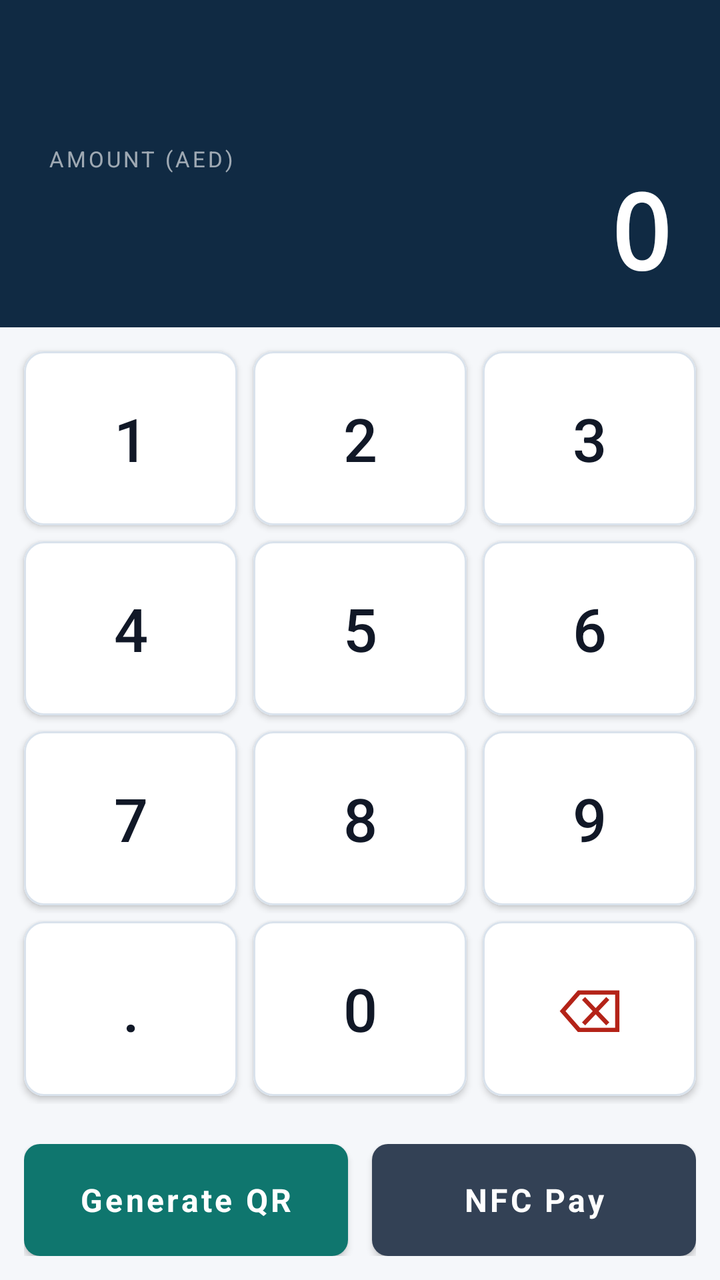
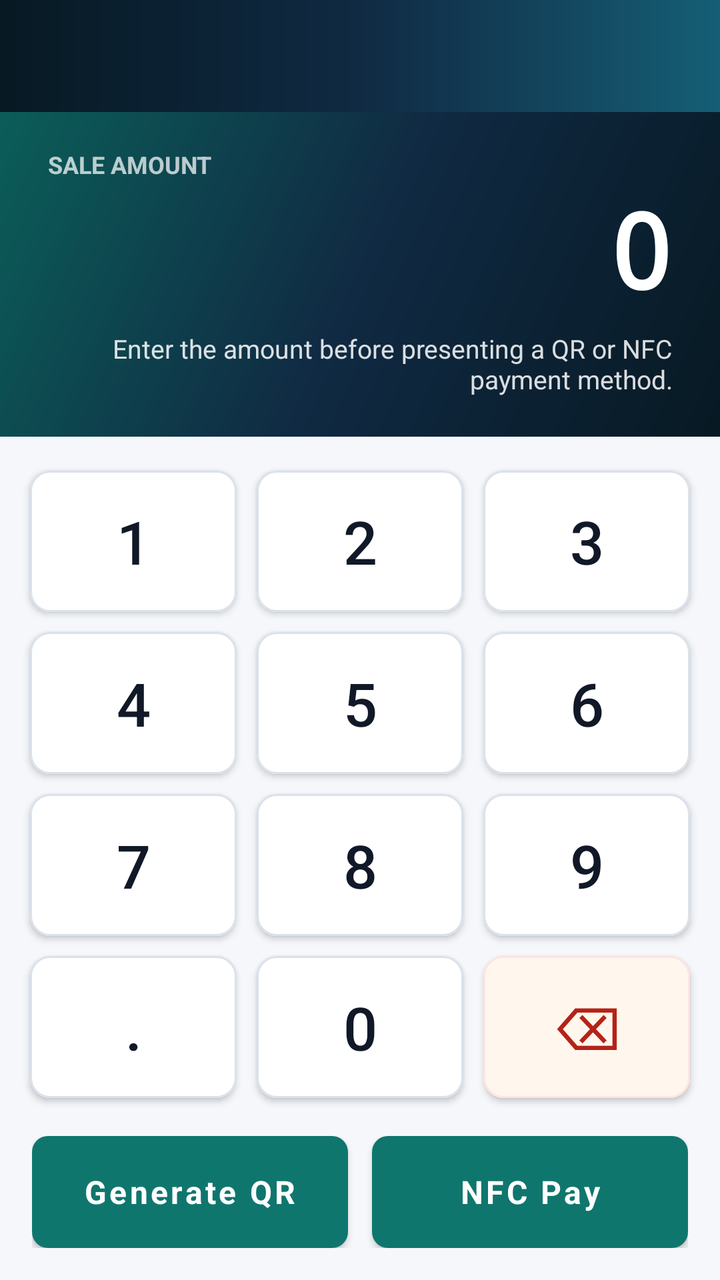

An Android layout rendered at two revisions. The XML below is the earlier revision; the diff shows what the commit changed to produce the second picture.
<!-- AndroidManifest.xml: application theme AppTheme -->
<!-- res/layout/activity_qr_pay.xml -->
<?xml version="1.0" encoding="utf-8"?>
<LinearLayout xmlns:android="http://schemas.android.com/apk/res/android"
    xmlns:app="http://schemas.android.com/apk/res-auto"
    android:layout_width="match_parent"
    android:layout_height="match_parent"
    android:orientation="vertical"
    android:background="@color/background">

    <androidx.appcompat.widget.Toolbar
        android:id="@+id/toolbar"
        android:layout_width="match_parent"
        android:layout_height="?attr/actionBarSize"
        android:background="@color/primary"
        app:titleTextColor="@color/white" />

    <FrameLayout
        android:layout_width="match_parent"
        android:layout_height="match_parent">

        
        <LinearLayout
            android:id="@+id/layout_input"
            android:layout_width="match_parent"
            android:layout_height="match_parent"
            android:orientation="vertical">

            
            <LinearLayout
                android:layout_width="match_parent"
                android:layout_height="wrap_content"
                android:orientation="vertical"
                android:background="@color/primary"
                android:paddingStart="24dp"
                android:paddingEnd="24dp"
                android:paddingTop="16dp"
                android:paddingBottom="16dp">

                <TextView
                    android:layout_width="wrap_content"
                    android:layout_height="wrap_content"
                    android:text="AMOUNT (AED)"
                    android:textColor="#99FFFFFF"
                    android:textSize="11sp"
                    android:letterSpacing="0.12" />

                <TextView
                    android:id="@+id/tv_amount_input"
                    android:layout_width="match_parent"
                    android:layout_height="wrap_content"
                    android:gravity="end"
                    android:text="0"
                    android:textColor="@color/white"
                    android:textSize="52sp"
                    android:textStyle="bold"
                    android:fontFamily="monospace"
                    android:includeFontPadding="false" />
            </LinearLayout>

            
            <LinearLayout
                android:layout_width="match_parent"
                android:layout_height="0dp"
                android:layout_weight="1"
                android:orientation="vertical"
                android:padding="8dp"
                android:background="@color/background">

                
                <LinearLayout
                    android:layout_width="match_parent"
                    android:layout_height="0dp"
                    android:layout_weight="1"
                    android:orientation="horizontal">
                    <Button android:id="@+id/btn_1" style="@style/NumpadButton"
                        android:layout_width="0dp" android:layout_height="match_parent"
                        android:layout_weight="1" android:layout_margin="4dp" android:text="1" />
                    <Button android:id="@+id/btn_2" style="@style/NumpadButton"
                        android:layout_width="0dp" android:layout_height="match_parent"
                        android:layout_weight="1" android:layout_margin="4dp" android:text="2" />
                    <Button android:id="@+id/btn_3" style="@style/NumpadButton"
                        android:layout_width="0dp" android:layout_height="match_parent"
                        android:layout_weight="1" android:layout_margin="4dp" android:text="3" />
                </LinearLayout>

                
                <LinearLayout
                    android:layout_width="match_parent"
                    android:layout_height="0dp"
                    android:layout_weight="1"
                    android:orientation="horizontal">
                    <Button android:id="@+id/btn_4" style="@style/NumpadButton"
                        android:layout_width="0dp" android:layout_height="match_parent"
                        android:layout_weight="1" android:layout_margin="4dp" android:text="4" />
                    <Button android:id="@+id/btn_5" style="@style/NumpadButton"
                        android:layout_width="0dp" android:layout_height="match_parent"
                        android:layout_weight="1" android:layout_margin="4dp" android:text="5" />
                    <Button android:id="@+id/btn_6" style="@style/NumpadButton"
                        android:layout_width="0dp" android:layout_height="match_parent"
                        android:layout_weight="1" android:layout_margin="4dp" android:text="6" />
                </LinearLayout>

                
                <LinearLayout
                    android:layout_width="match_parent"
                    android:layout_height="0dp"
                    android:layout_weight="1"
                    android:orientation="horizontal">
                    <Button android:id="@+id/btn_7" style="@style/NumpadButton"
                        android:layout_width="0dp" android:layout_height="match_parent"
                        android:layout_weight="1" android:layout_margin="4dp" android:text="7" />
                    <Button android:id="@+id/btn_8" style="@style/NumpadButton"
                        android:layout_width="0dp" android:layout_height="match_parent"
                        android:layout_weight="1" android:layout_margin="4dp" android:text="8" />
                    <Button android:id="@+id/btn_9" style="@style/NumpadButton"
                        android:layout_width="0dp" android:layout_height="match_parent"
                        android:layout_weight="1" android:layout_margin="4dp" android:text="9" />
                </LinearLayout>

                
                <LinearLayout
                    android:layout_width="match_parent"
                    android:layout_height="0dp"
                    android:layout_weight="1"
                    android:orientation="horizontal">
                    <Button android:id="@+id/btn_dot" style="@style/NumpadButton"
                        android:layout_width="0dp" android:layout_height="match_parent"
                        android:layout_weight="1" android:layout_margin="4dp" android:text="." />
                    <Button android:id="@+id/btn_0" style="@style/NumpadButton"
                        android:layout_width="0dp" android:layout_height="match_parent"
                        android:layout_weight="1" android:layout_margin="4dp" android:text="0" />
                    <Button android:id="@+id/btn_backspace" style="@style/NumpadButton"
                        android:layout_width="0dp" android:layout_height="match_parent"
                        android:layout_weight="1" android:layout_margin="4dp"
                        android:text="&#x232B;"
                        android:textColor="@color/error" />
                </LinearLayout>
            </LinearLayout>

            
            <LinearLayout
                android:layout_width="match_parent"
                android:layout_height="wrap_content"
                android:orientation="horizontal"
                android:padding="12dp"
                android:background="@color/background">

                <com.google.android.material.button.MaterialButton
                    android:id="@+id/btn_generate"
                    style="@style/AccentButton"
                    android:layout_width="0dp"
                    android:layout_height="@dimen/button_height"
                    android:layout_weight="1"
                    android:layout_marginEnd="6dp"
                    android:text="@string/qr_pay_generate" />

                <com.google.android.material.button.MaterialButton
                    android:id="@+id/btn_nfc_pay"
                    style="@style/SecondaryButton"
                    android:layout_width="0dp"
                    android:layout_height="@dimen/button_height"
                    android:layout_weight="1"
                    android:layout_marginStart="6dp"
                    android:text="@string/qr_pay_nfc" />
            </LinearLayout>
        </LinearLayout>

        
        <LinearLayout
            android:id="@+id/layout_loading"
            android:layout_width="match_parent"
            android:layout_height="match_parent"
            android:orientation="vertical"
            android:gravity="center"
            android:background="@color/background"
            android:visibility="gone">

            <ProgressBar
                android:layout_width="72dp"
                android:layout_height="72dp"
                android:indeterminateTint="@color/primary" />

            <TextView
                android:layout_width="wrap_content"
                android:layout_height="wrap_content"
                android:text="@string/qr_pay_status_generating"
                android:textColor="@color/text_secondary"
                android:textSize="18sp"
                android:layout_marginTop="16dp" />
        </LinearLayout>

    </FrameLayout>
</LinearLayout>
<!-- resources referenced by this layout -->
<resources>
  <color name="background">#F5F7FA</color>
  <color name="error">#B42318</color>
  <color name="primary">#102A43</color>
  <color name="text_secondary">#64748B</color>
  <color name="white">#FFFFFF</color>
  <dimen name="button_height">56dp</dimen>
  <string name="qr_pay_generate">Generate QR</string>
  <string name="qr_pay_nfc">NFC Pay</string>
  <string name="qr_pay_status_generating">Generating QR code\u2026</string>
  <style name="AccentButton" parent="Widget.MaterialComponents.Button">
          <item name="android:minHeight">@dimen/button_height</item>
          <item name="backgroundTint">@color/accent</item>
          <item name="android:textColor">@color/white</item>
          <item name="android:textSize">16sp</item>
          <item name="android:textStyle">bold</item>
          <item name="android:textAllCaps">false</item>
          <item name="cornerRadius">8dp</item>
          <item name="android:insetTop">0dp</item>
          <item name="android:insetBottom">0dp</item>
          <item name="rippleColor">@color/accent_dark</item>
      </style>
  <style name="SecondaryButton" parent="Widget.MaterialComponents.Button">
          <item name="android:minHeight">@dimen/button_height</item>
          <item name="backgroundTint">@color/btn_secondary</item>
          <item name="android:textColor">@color/white</item>
          <item name="android:textSize">16sp</item>
          <item name="android:textStyle">bold</item>
          <item name="android:textAllCaps">false</item>
          <item name="cornerRadius">8dp</item>
          <item name="android:insetTop">0dp</item>
          <item name="android:insetBottom">0dp</item>
          <item name="rippleColor">@color/primary_dark</item>
      </style>
  <style name="AppTheme" parent="Theme.MaterialComponents.Light.NoActionBar">
          <item name="colorPrimary">@color/primary</item>
          <item name="colorPrimaryDark">@color/primary_dark</item>
          <item name="colorAccent">@color/accent</item>
          <item name="android:windowBackground">@color/background</item>
          <item name="android:statusBarColor">@color/primary_dark</item>
          <item name="android:navigationBarColor">@color/primary_dark</item>
          <item name="android:fontFamily">sans-serif</item>
      </style>
  <color name="accent">#0F766E</color>
  <color name="accent_dark">#0B5E59</color>
  <color name="numpad_text">#111827</color>
  <color name="numpad_bg">#FFFFFF</color>
  <color name="numpad_stroke">#D9E2EC</color>
  <color name="surface_pressed">#E2E8F0</color>
  <color name="btn_secondary">#334155</color>
  <color name="primary_dark">#071923</color>
  <!-- unchanged entries left out for length: 1 -->
</resources>

<!-- the commit's change to res/layout/activity_qr_pay.xml (unified diff, before → after) -->
@@ -3,190 +3,265 @@
     xmlns:app="http://schemas.android.com/apk/res-auto"
     android:layout_width="match_parent"
     android:layout_height="match_parent"
-    android:orientation="vertical"
-    android:background="@color/background">
+    android:background="@color/background"
+    android:orientation="vertical">
 
     <androidx.appcompat.widget.Toolbar
         android:id="@+id/toolbar"
+        style="@style/AppToolbar"
         android:layout_width="match_parent"
         android:layout_height="?attr/actionBarSize"
-        android:background="@color/primary"
         app:titleTextColor="@color/white" />
 
     <FrameLayout
         android:layout_width="match_parent"
         android:layout_height="match_parent">
 
-        
         <LinearLayout
             android:id="@+id/layout_input"
             android:layout_width="match_parent"
             android:layout_height="match_parent"
             android:orientation="vertical">
 
-            
             <LinearLayout
                 android:layout_width="match_parent"
                 android:layout_height="wrap_content"
+                android:background="@drawable/bg_amount_panel"
                 android:orientation="vertical"
-                android:background="@color/primary"
                 android:paddingStart="24dp"
+                android:paddingTop="18dp"
                 android:paddingEnd="24dp"
-                android:paddingTop="16dp"
-                android:paddingBottom="16dp">
+                android:paddingBottom="20dp">
 
                 <TextView
+                    style="@style/TextSectionLabel"
                     android:layout_width="wrap_content"
                     android:layout_height="wrap_content"
-                    android:text="AMOUNT (AED)"
-                    android:textColor="#99FFFFFF"
-                    android:textSize="11sp"
-                    android:letterSpacing="0.12" />
+                    android:text="@string/qr_pay_amount_label"
+                    android:textColor="#B8FFFFFF" />
 
                 <TextView
                     android:id="@+id/tv_amount_input"
                     android:layout_width="match_parent"
                     android:layout_height="wrap_content"
+                    android:layout_marginTop="6dp"
+                    android:fontFamily="monospace"
                     android:gravity="end"
+                    android:includeFontPadding="false"
                     android:text="0"
                     android:textColor="@color/white"
-                    android:textSize="52sp"
-                    android:textStyle="bold"
-                    android:fontFamily="monospace"
-                    android:includeFontPadding="false" />
+                    android:textSize="@dimen/amount_text_size"
+                    android:textStyle="bold" />
+
+                <TextView
+                    android:layout_width="match_parent"
+                    android:layout_height="wrap_content"
+                    android:layout_marginTop="8dp"
+                    android:gravity="end"
+                    android:text="@string/qr_pay_amount_subtitle"
+                    android:textColor="#D9FFFFFF"
+                    android:textSize="13sp" />
             </LinearLayout>
 
-            
             <LinearLayout
                 android:layout_width="match_parent"
                 android:layout_height="0dp"
                 android:layout_weight="1"
+                android:background="@color/background"
                 android:orientation="vertical"
-                android:padding="8dp"
-                android:background="@color/background">
-
-                
-                <LinearLayout
-                    android:layout_width="match_parent"
-                    android:layout_height="0dp"
-                    android:layout_weight="1"
-                    android:orientation="horizontal">
-                    <Button android:id="@+id/btn_1" style="@style/NumpadButton"
-                        android:layout_width="0dp" android:layout_height="match_parent"
-                        android:layout_weight="1" android:layout_margin="4dp" android:text="1" />
-                    <Button android:id="@+id/btn_2" style="@style/NumpadButton"
-                        android:layout_width="0dp" android:layout_height="match_parent"
-                        android:layout_weight="1" android:layout_margin="4dp" android:text="2" />
-                    <Button android:id="@+id/btn_3" style="@style/NumpadButton"
-                        android:layout_width="0dp" android:layout_height="match_parent"
-                        android:layout_weight="1" android:layout_margin="4dp" android:text="3" />
-                </LinearLayout>
-
-                
-                <LinearLayout
-                    android:layout_width="match_parent"
-                    android:layout_height="0dp"
-                    android:layout_weight="1"
-                    android:orientation="horizontal">
-                    <Button android:id="@+id/btn_4" style="@style/NumpadButton"
-                        android:layout_width="0dp" android:layout_height="match_parent"
-                        android:layout_weight="1" android:layout_margin="4dp" android:text="4" />
-                    <Button android:id="@+id/btn_5" style="@style/NumpadButton"
-                        android:layout_width="0dp" android:layout_height="match_parent"
-                        android:layout_weight="1" android:layout_margin="4dp" android:text="5" />
-                    <Button android:id="@+id/btn_6" style="@style/NumpadButton"
-                        android:layout_width="0dp" android:layout_height="match_parent"
-                        android:layout_weight="1" android:layout_margin="4dp" android:text="6" />
-                </LinearLayout>
-
-                
-                <LinearLayout
-                    android:layout_width="match_parent"
-                    android:layout_height="0dp"
-                    android:layout_weight="1"
-                    android:orientation="horizontal">
-                    <Button android:id="@+id/btn_7" style="@style/NumpadButton"
-                        android:layout_width="0dp" android:layout_height="match_parent"
-                        android:layout_weight="1" android:layout_margin="4dp" android:text="7" />
-                    <Button android:id="@+id/btn_8" style="@style/NumpadButton"
-                        android:layout_width="0dp" android:layout_height="match_parent"
-                        android:layout_weight="1" android:layout_margin="4dp" android:text="8" />
-                    <Button android:id="@+id/btn_9" style="@style/NumpadButton"
-                        android:layout_width="0dp" android:layout_height="match_parent"
-                        android:layout_weight="1" android:layout_margin="4dp" android:text="9" />
-                </LinearLayout>
-
-                
-                <LinearLayout
-                    android:layout_width="match_parent"
-                    android:layout_height="0dp"
-                    android:layout_weight="1"
-                    android:orientation="horizontal">
-                    <Button android:id="@+id/btn_dot" style="@style/NumpadButton"
-                        android:layout_width="0dp" android:layout_height="match_parent"
-                        android:layout_weight="1" android:layout_margin="4dp" android:text="." />
-                    <Button android:id="@+id/btn_0" style="@style/NumpadButton"
-                        android:layout_width="0dp" android:layout_height="match_parent"
-                        android:layout_weight="1" android:layout_margin="4dp" android:text="0" />
-                    <Button android:id="@+id/btn_backspace" style="@style/NumpadButton"
-                        android:layout_width="0dp" android:layout_height="match_parent"
-                        android:layout_weight="1" android:layout_margin="4dp"
-                        android:text="&#x232B;"
-                        android:textColor="@color/error" />
+                android:paddingStart="10dp"
+                android:paddingTop="12dp"
+                android:paddingEnd="10dp"
+                android:paddingBottom="4dp">
+
+                <LinearLayout
+                    android:layout_width="match_parent"
+                    android:layout_height="0dp"
+                    android:layout_weight="1"
+                    android:orientation="horizontal">
+
+                    <com.google.android.material.button.MaterialButton
+                        android:id="@+id/btn_1"
+                        style="@style/NumpadButton"
+                        android:layout_width="0dp"
+                        android:layout_height="match_parent"
+                        android:layout_margin="5dp"
+                        android:layout_weight="1"
+                        android:text="1" />
+
+                    <com.google.android.material.button.MaterialButton
+                        android:id="@+id/btn_2"
+                        style="@style/NumpadButton"
+                        android:layout_width="0dp"
+                        android:layout_height="match_parent"
+                        android:layout_margin="5dp"
+                        android:layout_weight="1"
+                        android:text="2" />
+
+                    <com.google.android.material.button.MaterialButton
+                        android:id="@+id/btn_3"
+                        style="@style/NumpadButton"
+                        android:layout_width="0dp"
+                        android:layout_height="match_parent"
+                        android:layout_margin="5dp"
+                        android:layout_weight="1"
+                        android:text="3" />
+                </LinearLayout>
+
+                <LinearLayout
+                    android:layout_width="match_parent"
+                    android:layout_height="0dp"
+                    android:layout_weight="1"
+                    android:orientation="horizontal">
+
+                    <com.google.android.material.button.MaterialButton
+                        android:id="@+id/btn_4"
+                        style="@style/NumpadButton"
+                        android:layout_width="0dp"
+                        android:layout_height="match_parent"
+                        android:layout_margin="5dp"
+                        android:layout_weight="1"
+                        android:text="4" />
+
+                    <com.google.android.material.button.MaterialButton
+                        android:id="@+id/btn_5"
+                        style="@style/NumpadButton"
+                        android:layout_width="0dp"
+                        android:layout_height="match_parent"
+                        android:layout_margin="5dp"
+                        android:layout_weight="1"
+                        android:text="5" />
+
+                    <com.google.android.material.button.MaterialButton
+                        android:id="@+id/btn_6"
+                        style="@style/NumpadButton"
+                        android:layout_width="0dp"
+                        android:layout_height="match_parent"
+                        android:layout_margin="5dp"
+                        android:layout_weight="1"
+                        android:text="6" />
+                </LinearLayout>
+
+                <LinearLayout
+                    android:layout_width="match_parent"
+                    android:layout_height="0dp"
+                    android:layout_weight="1"
+                    android:orientation="horizontal">
+
+                    <com.google.android.material.button.MaterialButton
+                        android:id="@+id/btn_7"
+                        style="@style/NumpadButton"
+                        android:layout_width="0dp"
+                        android:layout_height="match_parent"
+                        android:layout_margin="5dp"
+                        android:layout_weight="1"
+                        android:text="7" />
+
+                    <com.google.android.material.button.MaterialButton
+                        android:id="@+id/btn_8"
+                        style="@style/NumpadButton"
+                        android:layout_width="0dp"
+                        android:layout_height="match_parent"
+                        android:layout_margin="5dp"
+                        android:layout_weight="1"
+                        android:text="8" />
+
+                    <com.google.android.material.button.MaterialButton
+                        android:id="@+id/btn_9"
+                        style="@style/NumpadButton"
+                        android:layout_width="0dp"
+                        android:layout_height="match_parent"
+                        android:layout_margin="5dp"
+                        android:layout_weight="1"
+                        android:text="9" />
+                </LinearLayout>
+
+                <LinearLayout
+                    android:layout_width="match_parent"
+                    android:layout_height="0dp"
+                    android:layout_weight="1"
+                    android:orientation="horizontal">
+
+                    <com.google.android.material.button.MaterialButton
+                        android:id="@+id/btn_dot"
+                        style="@style/NumpadButton"
+                        android:layout_width="0dp"
+                        android:layout_height="match_parent"
+                        android:layout_margin="5dp"
+                        android:layout_weight="1"
+                        android:text="." />
+
+                    <com.google.android.material.button.MaterialButton
+                        android:id="@+id/btn_0"
+                        style="@style/NumpadButton"
+                        android:layout_width="0dp"
+                        android:layout_height="match_parent"
+                        android:layout_margin="5dp"
+                        android:layout_weight="1"
+                        android:text="0" />
+
+                    <com.google.android.material.button.MaterialButton
+                        android:id="@+id/btn_backspace"
+                        style="@style/NumpadUtilityButton"
+                        android:layout_width="0dp"
+                        android:layout_height="match_parent"
+                        android:layout_margin="5dp"
+                        android:layout_weight="1"
+                        android:text="&#x232B;" />
                 </LinearLayout>
             </LinearLayout>
 
-            
             <LinearLayout
                 android:layout_width="match_parent"
                 android:layout_height="wrap_content"
+                android:background="@color/background"
                 android:orientation="horizontal"
-                android:padding="12dp"
-                android:background="@color/background">
+                android:paddingStart="16dp"
+                android:paddingTop="10dp"
+                android:paddingEnd="16dp"
+                android:paddingBottom="16dp">
 
                 <com.google.android.material.button.MaterialButton
                     android:id="@+id/btn_generate"
                     style="@style/AccentButton"
                     android:layout_width="0dp"
                     android:layout_height="@dimen/button_height"
-                    android:layout_weight="1"
                     android:layout_marginEnd="6dp"
+                    android:layout_weight="1"
                     android:text="@string/qr_pay_generate" />
 
                 <com.google.android.material.button.MaterialButton
                     android:id="@+id/btn_nfc_pay"
-                    style="@style/SecondaryButton"
+                    style="@style/AccentButton"
                     android:layout_width="0dp"
                     android:layout_height="@dimen/button_height"
-                    android:layout_weight="1"
                     android:layout_marginStart="6dp"
+                    android:layout_weight="1"
                     android:text="@string/qr_pay_nfc" />
             </LinearLayout>
         </LinearLayout>
 
-        
         <LinearLayout
             android:id="@+id/layout_loading"
             android:layout_width="match_parent"
             android:layout_height="match_parent"
+            android:background="@color/background"
+            android:gravity="center"
             android:orientation="vertical"
-            android:gravity="center"
-            android:background="@color/background"
+            android:padding="@dimen/screen_margin"
             android:visibility="gone">
 
             <ProgressBar
                 android:layout_width="72dp"
                 android:layout_height="72dp"
-                android:indeterminateTint="@color/primary" />
+                android:indeterminateTint="@color/accent" />
 
             <TextView
+                style="@style/TextScreenTitle"
                 android:layout_width="wrap_content"
                 android:layout_height="wrap_content"
-                android:text="@string/qr_pay_status_generating"
-                android:textColor="@color/text_secondary"
-                android:textSize="18sp"
-                android:layout_marginTop="16dp" />
+                android:layout_marginTop="20dp"
+                android:text="@string/qr_pay_status_generating" />
         </LinearLayout>
-
     </FrameLayout>
 </LinearLayout>
<!-- resource entries referenced after the edit -->
@@ -2,10 +2,27 @@
 <resources>
   <color name="background">#F5F7FA</color>
   <color name="error">#B42318</color>
+  <color name="numpad_action_bg">#FFF7ED</color>
+  <color name="error_soft">#FEE4E2</color>
+  <color name="text_primary">#111827</color>
   <color name="primary">#102A43</color>
   <color name="text_secondary">#64748B</color>
+  <color name="primary_variant">#155E75</color>
   <color name="white">#FFFFFF</color>
+  <dimen name="amount_text_size">52sp</dimen>
   <dimen name="button_height">56dp</dimen>
+  <dimen name="screen_margin">16dp</dimen>
+  <!-- drawable bg_amount_panel (drawable) -->
+  <?xml version="1.0" encoding="utf-8"?>
+  <shape xmlns:android="http://schemas.android.com/apk/res/android">
+      <gradient
+          android:angle="135"
+          android:startColor="@color/primary_dark"
+          android:centerColor="@color/primary"
+          android:endColor="@color/accent_dark" />
+  </shape>
+  <string name="qr_pay_amount_label">Sale amount</string>
+  <string name="qr_pay_amount_subtitle">Enter the amount before presenting a QR or NFC payment method.</string>
   <string name="qr_pay_generate">Generate QR</string>
   <string name="qr_pay_nfc">NFC Pay</string>
   <string name="qr_pay_status_generating">Generating QR code\u2026</string>
@@ -21,17 +38,25 @@
           <item name="android:insetBottom">0dp</item>
           <item name="rippleColor">@color/accent_dark</item>
       </style>
-  <style name="SecondaryButton" parent="Widget.MaterialComponents.Button">
-          <item name="android:minHeight">@dimen/button_height</item>
-          <item name="backgroundTint">@color/btn_secondary</item>
-          <item name="android:textColor">@color/white</item>
-          <item name="android:textSize">16sp</item>
+  <style name="AppToolbar">
+          <item name="android:background">@drawable/bg_toolbar</item>
+          <item name="android:elevation">0dp</item>
+      </style>
+  <style name="NumpadUtilityButton" parent="@style/NumpadButton">
+          <item name="android:textColor">@color/error</item>
+          <item name="backgroundTint">@color/numpad_action_bg</item>
+          <item name="strokeColor">@color/error_soft</item>
+      </style>
+  <style name="TextScreenTitle">
+          <item name="android:textColor">@color/text_primary</item>
+          <item name="android:textSize">22sp</item>
           <item name="android:textStyle">bold</item>
-          <item name="android:textAllCaps">false</item>
-          <item name="cornerRadius">8dp</item>
-          <item name="android:insetTop">0dp</item>
-          <item name="android:insetBottom">0dp</item>
-          <item name="rippleColor">@color/primary_dark</item>
+      </style>
+  <style name="TextSectionLabel">
+          <item name="android:textColor">@color/text_secondary</item>
+          <item name="android:textSize">12sp</item>
+          <item name="android:textStyle">bold</item>
+          <item name="android:textAllCaps">true</item>
       </style>
   <style name="AppTheme" parent="Theme.MaterialComponents.Light.NoActionBar">
           <item name="colorPrimary">@color/primary</item>
@@ -44,11 +69,19 @@
       </style>
   <color name="accent">#0F766E</color>
   <color name="accent_dark">#0B5E59</color>
+  <!-- drawable bg_toolbar (drawable) -->
+  <?xml version="1.0" encoding="utf-8"?>
+  <shape xmlns:android="http://schemas.android.com/apk/res/android">
+      <gradient
+          android:angle="0"
+          android:startColor="@color/primary_dark"
+          android:centerColor="@color/primary"
+          android:endColor="@color/primary_variant" />
+  </shape>
   <color name="numpad_text">#111827</color>
   <color name="numpad_bg">#FFFFFF</color>
   <color name="numpad_stroke">#D9E2EC</color>
   <color name="surface_pressed">#E2E8F0</color>
-  <color name="btn_secondary">#334155</color>
   <color name="primary_dark">#071923</color>
   <!-- unchanged entries left out for length: 1 -->
 </resources>
